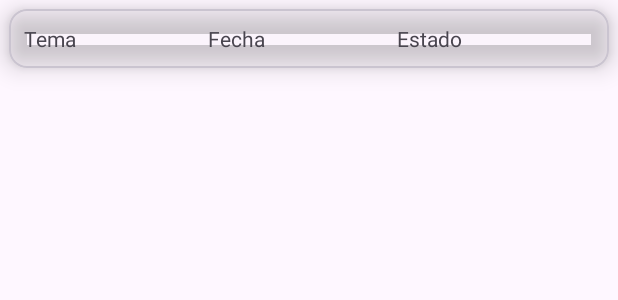
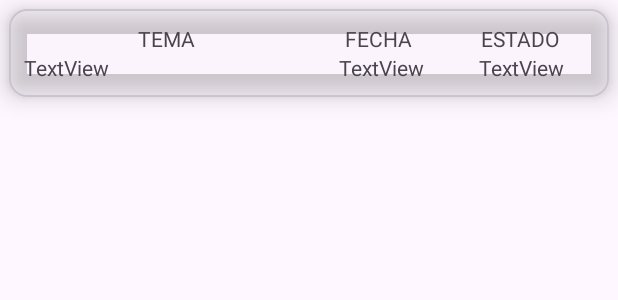
Before and after one commit to JSenen/GaticketApp, an Android app: the layout activity_user_list_item.xml on its own in the app's theme, with its tools: preview values and no code run, on a phone screen of 412 x 824 dp. Shown: the top 300 px of the screen. Run offline under Robolectric (Android 15) with nearby library versions, the phone set to English and light mode, and no system bars.

Commit message:
Recicler user list incidences work

```diff
--- a/app/src/main/java/com/juansenen/gaticketapp/api/GaticketApiInterface.java
+++ b/app/src/main/java/com/juansenen/gaticketapp/api/GaticketApiInterface.java
@@ -26,6 +26,8 @@ public interface GaticketApiInterface {
     Call<List<Device>> getDeviceBySerial(@Query("deviceSerial") String deviceSerial);
     @GET("device")
     Call<List<Device>> getDeviceByMac(@Query("mac") String mac);
+    @GET("incidences/user/{userId}")
+    Call<List<Incidences>> loadAllIncidencesUser(@Path("userId") String userId);
 
     @POST("incidence/{userId}")
     Call<Incidences> addIncidence(@Path("userId") String id, @Body Incidences incidenceBody);
--- a/app/src/main/java/com/juansenen/gaticketapp/view/UserMainActivity.java
+++ b/app/src/main/java/com/juansenen/gaticketapp/view/UserMainActivity.java
@@ -182,6 +182,11 @@ public class UserMainActivity extends AppCompatActivity implements UserContract.
             startActivity(intent); // Cambiamos de Activity
             finish(); // Cerramos la actual
 
+        } else if (item.getItemId() == R.id.item_usermenu_list) {
+            //Enviar a listado incidencias
+            Intent intent = new Intent(this, UserListActivity.class);
+            startActivity(intent);
+            finish();
         }
 
         return false;
--- /dev/null
+++ b/app/src/main/res/drawable/baseline_format_list_numbered_24.xml
@@ -0,0 +1,5 @@
+<vector android:height="24dp" android:tint="#000000"
+    android:viewportHeight="24" android:viewportWidth="24"
+    android:width="24dp" xmlns:android="http://schemas.android.com/apk/res/android">
+    <path android:fillColor="@android:color/white" android:pathData="M2,17h2v0.5L3,17.5v1h1v0.5L2,19v1h3v-4L2,16v1zM3,8h1L4,4L2,4v1h1v3zM2,11h1.8L2,13.1v0.9h3v-1L3.2,13L5,10.9L5,10L2,10v1zM7,5v2h14L21,5L7,5zM7,19h14v-2L7,17v2zM7,13h14v-2L7,11v2z"/>
+</vector>
--- a/app/src/main/res/layout/activity_user_list_item.xml
+++ b/app/src/main/res/layout/activity_user_list_item.xml
@@ -2,6 +2,7 @@
 <com.google.android.material.card.MaterialCardView xmlns:android="http://schemas.android.com/apk/res/android"
     xmlns:app="http://schemas.android.com/apk/res-auto"
     xmlns:tools="http://schemas.android.com/tools"
+    android:id="@+id/txt_incidence_theme_user"
     android:layout_width="match_parent"
     android:layout_height="wrap_content"
     android:layout_marginLeft="6dp"
@@ -15,27 +16,66 @@
     <LinearLayout
         android:layout_width="match_parent"
         android:layout_height="match_parent"
-        android:orientation="horizontal">
+        android:orientation="vertical">
 
-        <TextView
-            android:id="@+id/textView3"
-            android:layout_width="wrap_content"
-            android:layout_height="wrap_content"
-            android:layout_weight="1"
-            android:text="Tema" />
+        <LinearLayout
+            android:layout_width="match_parent"
+            android:layout_height="match_parent"
+            android:orientation="horizontal">
 
-        <TextView
-            android:id="@+id/textView5"
-            android:layout_width="wrap_content"
-            android:layout_height="wrap_content"
-            android:layout_weight="1"
-            android:text="Fecha" />
+            <TextView
+                android:id="@+id/textView3"
+                android:layout_width="105dp"
+                android:layout_height="wrap_content"
+                android:layout_weight="1"
+                android:gravity="center"
+                android:text="TEMA" />
 
-        <TextView
-            android:id="@+id/textView6"
-            android:layout_width="wrap_content"
-            android:layout_height="wrap_content"
-            android:layout_weight="1"
-            android:text="Estado" />
+            <TextView
+                android:id="@+id/textView5"
+                android:layout_width="7dp"
+                android:layout_height="wrap_content"
+                android:layout_weight="1"
+                android:gravity="center"
+                android:text="FECHA" />
+
+            <TextView
+                android:id="@+id/textView6"
+                android:layout_width="13dp"
+                android:layout_height="wrap_content"
+                android:layout_weight="1"
+                android:gravity="center"
+                android:text="ESTADO" />
+
+        </LinearLayout>
+
+        <LinearLayout
+            android:layout_width="match_parent"
+            android:layout_height="match_parent"
+            android:orientation="horizontal">
+
+            <TextView
+                android:id="@+id/txt_incidenceuser_theme"
+                android:layout_width="153dp"
+                android:layout_height="wrap_content"
+                android:layout_weight="1"
+                android:text="TextView" />
+
+            <TextView
+                android:id="@+id/txt_incidenceuser_date"
+                android:layout_width="48dp"
+                android:layout_height="wrap_content"
+                android:layout_weight="1"
+                android:gravity="center"
+                android:text="TextView" />
+
+            <TextView
+                android:id="@+id/txt_incidenceuser_status"
+                android:layout_width="wrap_content"
+                android:layout_height="wrap_content"
+                android:layout_weight="1"
+                android:gravity="center"
+                android:text="TextView" />
+        </LinearLayout>
     </LinearLayout>
 </com.google.android.material.card.MaterialCardView>
```
Also changed, not shown: app/src/main/java/com/juansenen/gaticketapp/adapter/UserListAdapter.java (added, +59 -0 lines), app/src/main/java/com/juansenen/gaticketapp/contract/UserListContract.java (added, +23 -0 lines), app/src/main/java/com/juansenen/gaticketapp/model/UserListModel.java (added, +49 -0 lines), app/src/main/java/com/juansenen/gaticketapp/presenter/UserListPresenter.java (added, +42 -0 lines), app/src/main/java/com/juansenen/gaticketapp/view/UserListActivity.java (+79 -1 lines), app/src/main/res/menu/user_menu.xml (+7 -0 lines).
